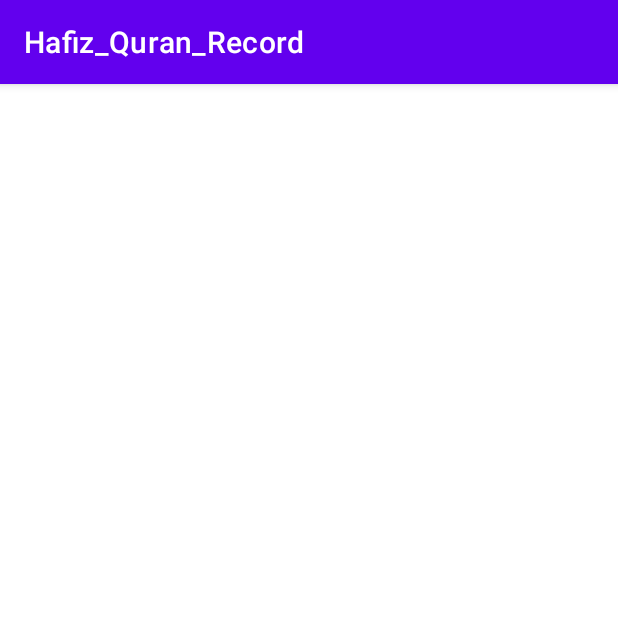
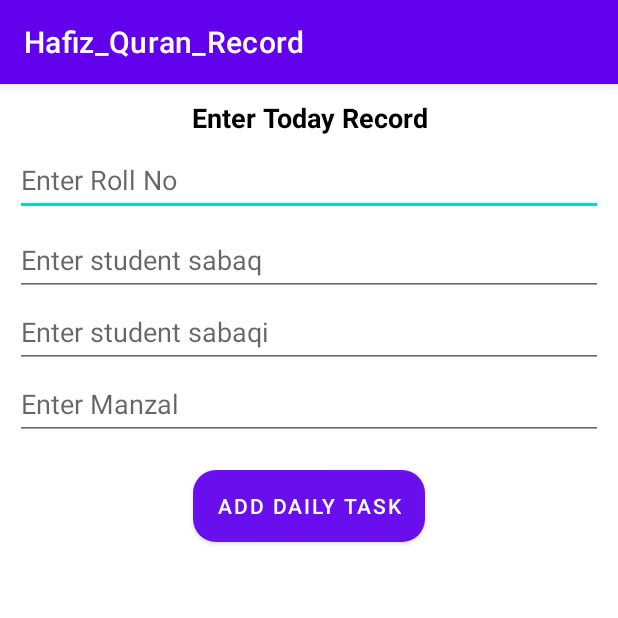
Before and after one commit to ShoaibAkram2001/Hafiz_Quran_Record_App, an Android app: the DailyTask screen opened directly, with no data from a screen before it, on a phone screen of 412 x 824 dp, the top half of it. Run offline under Robolectric (Android 15) with nearby library versions, the phone set to English and light mode, and no system bars.

Commit message:
Add daily task

```diff
--- a/app/src/main/AndroidManifest.xml
+++ b/app/src/main/AndroidManifest.xml
@@ -13,9 +13,6 @@
         tools:targetApi="31">
         <activity
             android:name=".DailyTask"
-            android:exported="false" />
-        <activity
-            android:name=".SearchStudent"
             android:exported="false" />
         <activity
             android:name=".ShowStudents"
--- a/app/src/main/java/com/example/hafiz_quran_record/DailyTask.java
+++ b/app/src/main/java/com/example/hafiz_quran_record/DailyTask.java
@@ -2,13 +2,48 @@ package com.example.hafiz_quran_record;
 
 import androidx.appcompat.app.AppCompatActivity;
 
+import android.annotation.SuppressLint;
+import android.content.Intent;
 import android.os.Bundle;
+import android.view.View;
+import android.widget.Button;
+import android.widget.TextView;
+import android.widget.Toast;
+
+import com.example.hafiz_quran_record.MainActivity;
+import com.example.hafiz_quran_record.R;
+import com.example.hafiz_quran_record.Task;
+import com.example.hafiz_quran_record.TaskDBHelper;
 
 public class DailyTask extends AppCompatActivity {
 
+    // temp
+    TaskDBHelper db;
     @Override
     protected void onCreate(Bundle savedInstanceState) {
         super.onCreate(savedInstanceState);
         setContentView(R.layout.activity_daily_task);
+
+        db = new TaskDBHelper(this);
+        Button insertStudentTask = findViewById(R.id.insert_student_task_btn);
+        TextView sabaqView = findViewById(R.id.edit_student_record_sabaq);
+        TextView sabaqiView = findViewById(R.id.edit_student_record_sabaqi);
+      TextView manzalView = findViewById(R.id.edit_student_record_manzal);
+        TextView rollNoView = findViewById(R.id.edit_student_record_rollno);
+        insertStudentTask.setOnClickListener(new View.OnClickListener() {
+            @Override
+            public void onClick(View view) {
+                String rollNo = rollNoView.getText().toString();
+                String sabaq = sabaqView.getText().toString();
+                String sabaqi = sabaqiView.getText().toString();
+                String manzal = manzalView.getText().toString();
+                String currentDate = db.getCurrentDate();
+                Task task = new Task(rollNo, sabaq, sabaqi, manzal, currentDate);
+                db.insertTask(task);
+                Toast.makeText(DailyTask.this, "Today record has been added successfully", Toast.LENGTH_SHORT).show();
+                Intent intent = new Intent(DailyTask.this, MainActivity.class);
+                startActivity(intent);
+            }
+        });
     }
 }
--- a/app/src/main/java/com/example/hafiz_quran_record/MainActivity.java
+++ b/app/src/main/java/com/example/hafiz_quran_record/MainActivity.java
@@ -50,13 +50,13 @@ public class MainActivity extends AppCompatActivity {
 
 
         // go SearchStudent
-        SearchBtn.setOnClickListener(new View.OnClickListener() {
+      /*  SearchBtn.setOnClickListener(new View.OnClickListener() {
             @Override
             public void onClick(View view) {
                 Intent searchIntent=new Intent(MainActivity.this,SearchStudent.class);
                 startActivity(searchIntent);
             }
-        });
+        });*/
 
         // go DailyTaskActivity
         DailyBtn.setOnClickListener(new View.OnClickListener() {
--- a/app/src/main/java/com/example/hafiz_quran_record/myRecyclerViewAdapter.java
+++ b/app/src/main/java/com/example/hafiz_quran_record/myRecyclerViewAdapter.java
@@ -30,9 +30,8 @@ class myRecyclerViewAdapter extends RecyclerView.Adapter<myRecyclerViewAdapter.M
     public void onBindViewHolder(@NonNull myRecyclerViewAdapter.MyVH holder, int position) {
         holder.data=StudentsList.get(position);
         holder.StudentName.setText(holder.data.getName());
-        holder.StudentRollNo.setText(String.valueOf(holder.data.getRollNo()));
-        holder.StudentAge.setText(holder.data.getAge());
-        holder.StudentClass.setText(holder.data.getClas());
+        holder.StudentRollNo.setText(holder.data.getRollNo());
+        holder.StudentAge.setText(String.valueOf(holder.data.getAge()));
 
     }
 
--- a/app/src/main/res/layout/activity_daily_task.xml
+++ b/app/src/main/res/layout/activity_daily_task.xml
@@ -6,4 +6,71 @@
     android:layout_height="match_parent"
     tools:context=".DailyTask">
 
+    <LinearLayout
+        android:layout_width="match_parent"
+        android:layout_height="match_parent"
+
+        android:gravity="center_horizontal"
+        android:orientation="vertical"
+        android:padding="10dp"
+        tools:layout_editor_absoluteX="16dp"
+        tools:layout_editor_absoluteY="167dp">
+
+        <TextView
+            android:id="@+id/textView2"
+            android:layout_width="wrap_content"
+            android:layout_height="wrap_content"
+
+            android:gravity="center"
+            android:text="Enter Today Record"
+            android:textColor="@color/black"
+            android:textSize="18sp"
+            android:textStyle="bold" />
+
+        <EditText
+            android:id="@+id/edit_student_record_rollno"
+            android:layout_width="match_parent"
+            android:layout_height="wrap_content"
+            android:layout_marginTop="5dp"
+            android:layout_marginBottom="5dp"
+            android:ems="10"
+            android:hint="Enter Roll No"
+            android:inputType="textPersonName"
+            android:minHeight="48dp" />
+
+        <EditText
+            android:id="@+id/edit_student_record_sabaq"
+            android:layout_width="match_parent"
+            android:layout_height="wrap_content"
+            android:ems="10"
+            android:hint="Enter student sabaq"
+            android:inputType="textPersonName"
+            android:minHeight="48dp" />
+
+        <EditText
+            android:id="@+id/edit_student_record_sabaqi"
+            android:layout_width="match_parent"
+            android:layout_height="wrap_content"
+            android:ems="10"
+            android:hint="Enter student sabaqi"
+            android:inputType="textPersonName"
+            android:minHeight="48dp" />
+
+        <EditText
+            android:id="@+id/edit_student_record_manzal"
+            android:layout_width="match_parent"
+            android:layout_height="wrap_content"
+            android:ems="10"
+            android:hint="Enter Manzal "
+            android:inputType="textPersonName"
+            android:minHeight="48dp" />
+
+        <Button
+            android:id="@+id/insert_student_task_btn"
+            android:layout_width="wrap_content"
+           android:layout_marginTop="20dp"
+            android:layout_height="wrap_content"
+            android:background="@drawable/roundbutton"
+            android:text="Add Daily Task" />
+    </LinearLayout>
 </androidx.constraintlayout.widget.ConstraintLayout>
```
Also changed, not shown: app/src/main/java/com/example/hafiz_quran_record/AddStudent.java (+18 -4 lines), app/src/main/java/com/example/hafiz_quran_record/DbHelper.java (+37 -2 lines), app/src/main/java/com/example/hafiz_quran_record/SearchStudent.java (deleted, +0 -14 lines), app/src/main/java/com/example/hafiz_quran_record/ShowStudents.java (+11 -17 lines), app/src/main/java/com/example/hafiz_quran_record/Student.java (+11 -4 lines), app/src/main/java/com/example/hafiz_quran_record/Task.java (added, +71 -0 lines), app/src/main/java/com/example/hafiz_quran_record/TaskDBHelper.java (added, +118 -0 lines), app/src/main/java/com/example/hafiz_quran_record/TaskRecyclerViewAdapter.java (added, +69 -0 lines), app/src/main/res/drawable/student_card.xml (added, +8 -0 lines), app/src/main/res/layout/activity_search_student.xml (+16 -4 lines), app/src/main/res/layout/student_card.xml (+27 -14 lines), app/src/main/res/layout/task_card.xml (added, +73 -0 lines).
